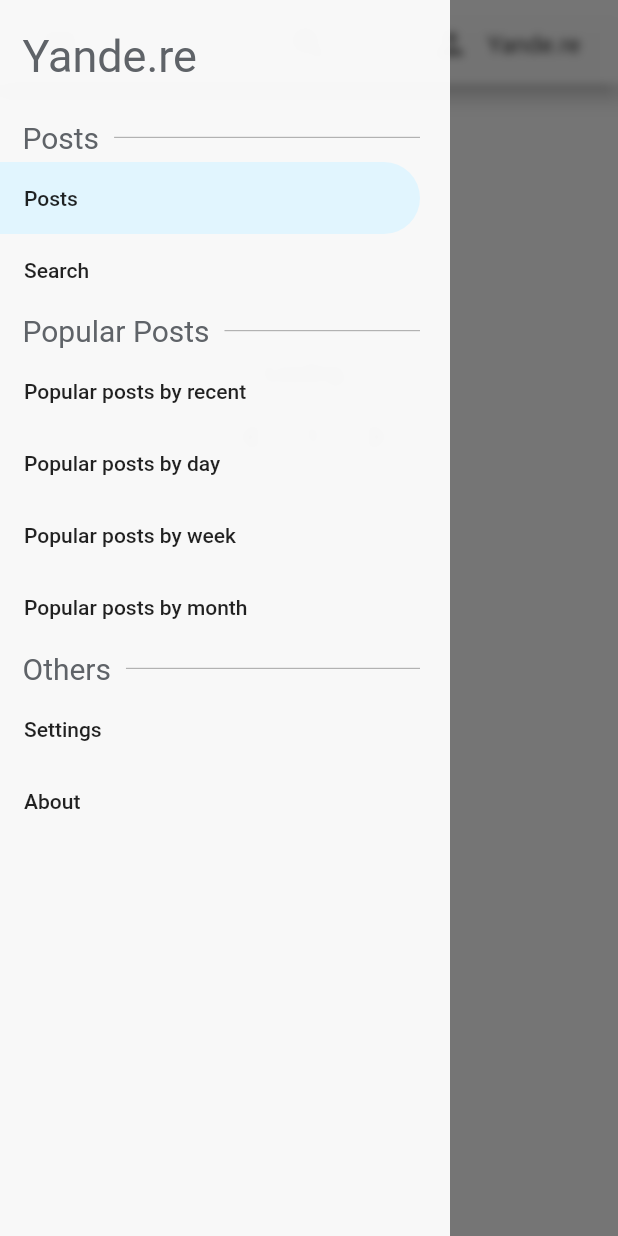
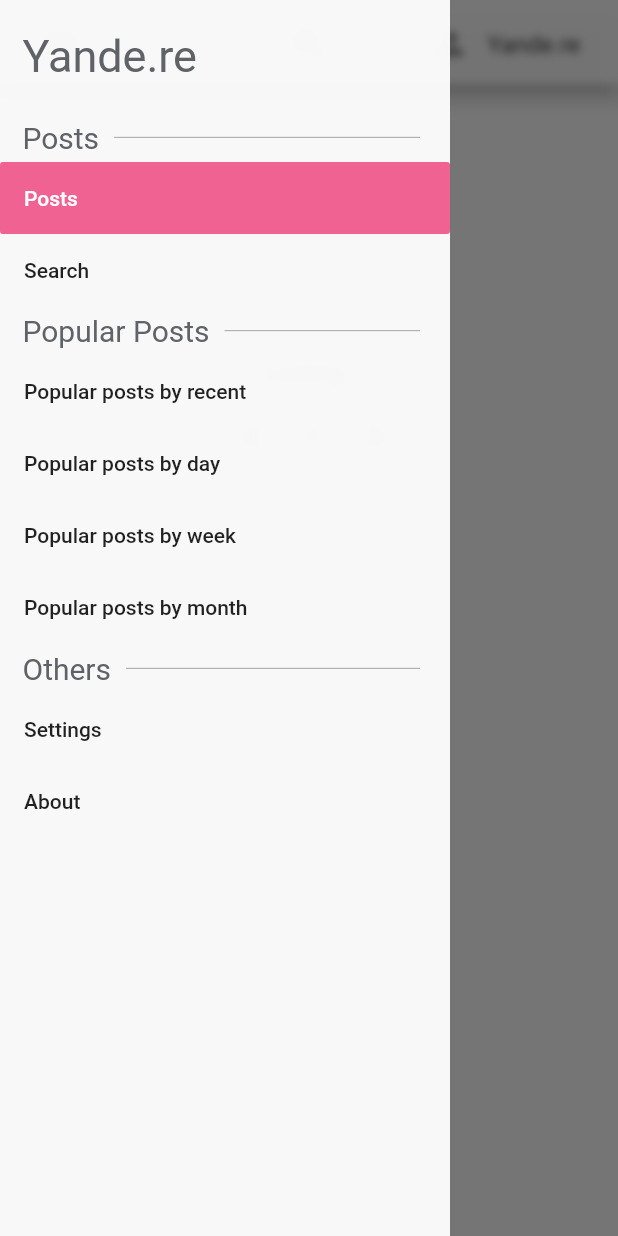
Before and after one commit to ShiinaManatsu/booru_app, a Flutter app: the HomePage screen opened directly, with the side drawer open, on a phone screen of 412 x 824 dp. Run offline on Flutter 3.47's test engine with Material 2 defaults, Android fonts, the phone set to English and light mode, and no system bars; drawn by our look-alikes of overlay_support, pull_to_refresh; our stand-ins replace dio, expandable, flutter_local_notifications, open_file, photo_view, rxdart and 1 more; missing offline and left inert: animated_stream_list, enum_to_string, floating_search_bar, flutter_page_transition; statements that could not run were skipped.

Commit message:
Change drawer button look

```diff
--- a/lib/pages/home_page.dart
+++ b/lib/pages/home_page.dart
@@ -313,18 +313,15 @@ class _HomePageState extends State<HomePage>
       homePageFetchTypeChanged.add(fetchType);
     };
     return Container(
-      margin: EdgeInsets.fromLTRB(0, 0, 20, 0),
+      //margin: EdgeInsets.fromLTRB(0, 0, 0, 0),
       height: _drawerButtonHeight,
       child: FlatButton(
-        shape: RoundedRectangleBorder(
-            borderRadius: BorderRadius.only(
-                bottomRight: Radius.circular(30),
-                topRight: Radius.circular(30))),
-        highlightColor: Colors.lightBlue[300],
-        color: fetchType == _type ? Colors.lightBlue[50] : Colors.transparent,
-        hoverColor: Colors.lightBlue[100],
-        splashColor: Colors.lightBlue[200],
         onPressed: func,
+        color: fetchType == _type ? Colors.pink[300] : Colors.transparent,
+        highlightColor: Colors.amber,
+        hoverColor: Colors.pink[50],
+        colorBrightness:
+            fetchType != _type ? Brightness.light : Brightness.dark,
         child: Container(alignment: Alignment.centerLeft, child: Text(text)),
       ),
     );
@@ -333,18 +330,12 @@ class _HomePageState extends State<HomePage>
   /// The button used in drawer
   Widget _buildDrawerEmptyButton(Function() onPressed, String text) {
     return Container(
-      margin: EdgeInsets.fromLTRB(0, 0, 20, 0),
+      //margin: EdgeInsets.fromLTRB(0, 0, 20, 0),
       height: _drawerButtonHeight,
       child: FlatButton(
-        shape: RoundedRectangleBorder(
-            borderRadius: BorderRadius.only(
-                bottomRight: Radius.circular(30),
-                topRight: Radius.circular(30))),
-        highlightColor: Colors.lightBlue[300],
-        color: Colors.transparent,
-        hoverColor: Colors.lightBlue[100],
-        splashColor: Colors.lightBlue[200],
         onPressed: onPressed,
+        highlightColor: Colors.amber,
+        hoverColor: Colors.pink[50],
         child: Container(alignment: Alignment.centerLeft, child: Text(text)),
       ),
     );
```
